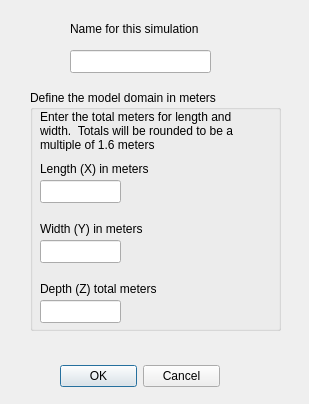
Qt form Experimental/VaporIntrusionGUI/VaporIntrusionDelegate/GridSpaceDialog.ui (perryiv/cadkit) before a commit.
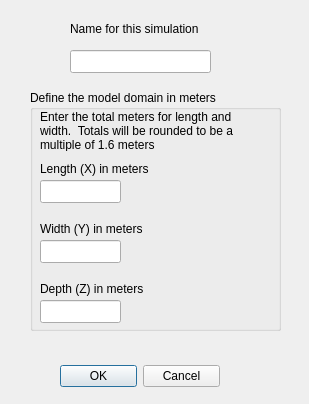
The same form after that commit.

The edit to the form file:
```diff
--- a/Experimental/VaporIntrusionGUI/VaporIntrusionDelegate/GridSpaceDialog.ui
+++ b/Experimental/VaporIntrusionGUI/VaporIntrusionDelegate/GridSpaceDialog.ui
@@ -97,7 +97,7 @@
      </rect>
     </property>
     <property name="text">
-     <string>Depth (Z) total meters</string>
+     <string>Depth (Z) in meters</string>
     </property>
    </widget>
    <widget class="QLineEdit" name="_depth">
```
